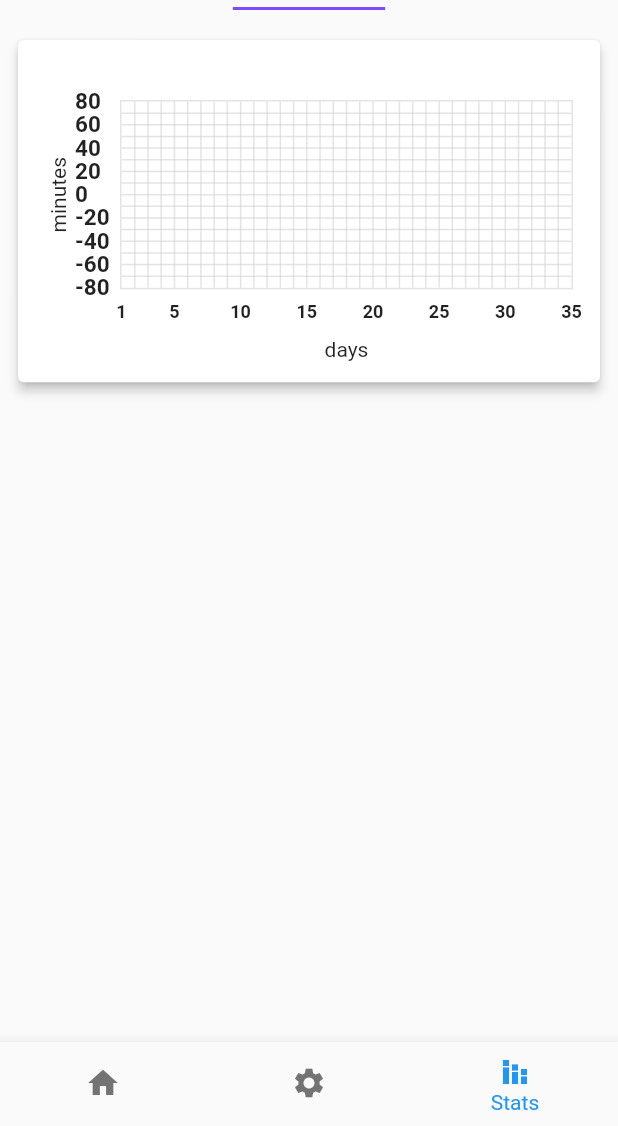
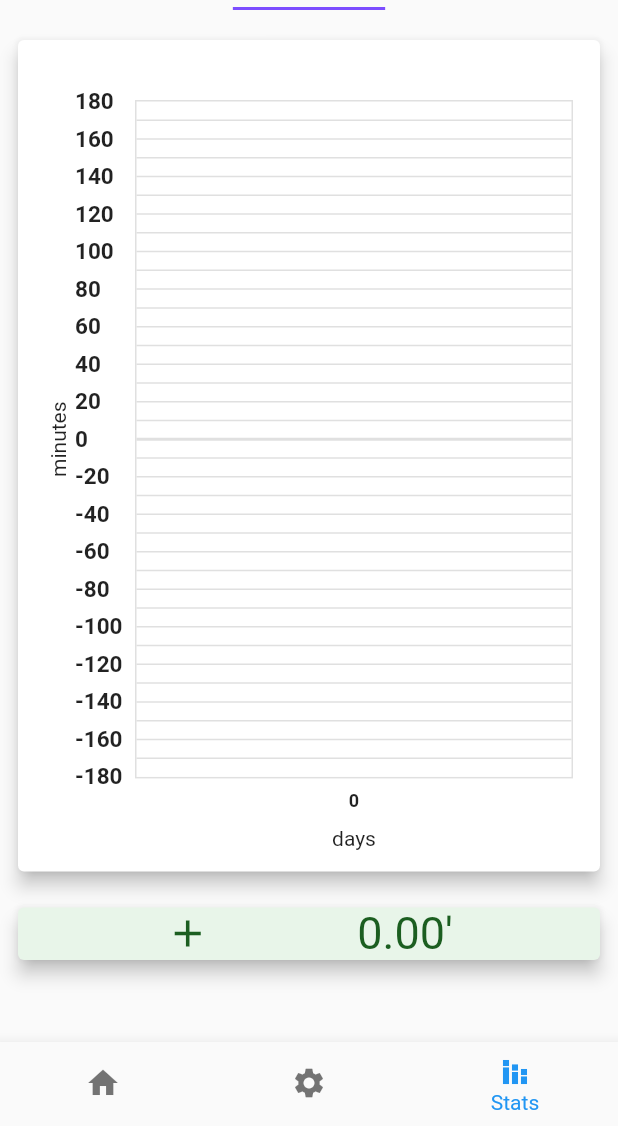
Before and after one commit to macik1423/job_timer, a Flutter app: the screen it shows after launch, item 3 of the bottom bar chosen, on a phone screen of 412 x 824 dp, the part 110-1236 px from its top. Run offline on Flutter 3.47's test engine with Material 2 defaults, Android fonts, the phone set to English and light mode, and no system bars; drawn by our look-alikes of fl_chart; our stand-ins replace bloc, equatable, flutter_bloc, formz, hive, hive_flutter and 2 more; accounts and stored records are empty; Roboto replaces fonts that are missing (Ubuntu).

Commit message:
Fixed format text in addForm inputs, Changed type of chart, Added hiding floating action button,

```diff
--- a/lib/cubit/shift/shift_state.dart
+++ b/lib/cubit/shift/shift_state.dart
@@ -40,7 +40,7 @@ class ShiftState extends Equatable {
       ShiftState.fromMap(json.decode(source));
 }
 
-// zamianiec to na dodanie pola w ShiftState -> ShiftStateStatus
+//TODO zamianiec to na dodanie pola w ShiftState -> ShiftStateStatus
 class InitialShiftState extends ShiftState {
   const InitialShiftState({
     required Shift shift,
--- a/lib/model/add_form/shift_input.dart
+++ b/lib/model/add_form/shift_input.dart
@@ -24,4 +24,9 @@ class ShiftDateInput extends Equatable {
 
   @override
   List<Object?> get props => [year, month, day];
+
+  @override
+  String toString() {
+    return day;
+  }
 }
--- a/lib/screen/statistics/chart.dart
+++ b/lib/screen/statistics/chart.dart
@@ -12,25 +12,20 @@ class Chart extends StatefulWidget {
 }
 
 class _ChartState extends State<Chart> {
-  List<Color> gradientColors = [
-    const Color(0xff23b6e6),
-    const Color(0xff02d39a),
-  ];
-
-  final axisHelperColor = const Color(0x80cacaca);
+  final axisHelperColor = Colors.grey[300];
 
   @override
   Widget build(BuildContext context) {
     return Stack(
       children: <Widget>[
         Card(
-          elevation: 3,
+          elevation: 5,
           child: AspectRatio(
-            aspectRatio: 1.70,
+            aspectRatio: 0.70,
             child: Padding(
               padding: const EdgeInsets.only(
                   right: 18.0, left: 18.0, top: 40, bottom: 12),
-              child: LineChart(
+              child: BarChart(
                 mainData(),
               ),
             ),
@@ -66,21 +61,17 @@ class _ChartState extends State<Chart> {
     );
   }
 
-  LineChartData mainData() {
+  BarChartData mainData() {
     const cutOffYValue = 0.0;
-    return LineChartData(
+    return BarChartData(
       gridData: FlGridData(
         show: true,
-        drawVerticalLine: true,
+        drawVerticalLine: false,
         horizontalInterval: 10,
-        verticalInterval: 1,
         getDrawingHorizontalLine: (value) {
-          return FlLine(
-            color: axisHelperColor,
-            strokeWidth: 1,
-          );
-        },
-        getDrawingVerticalLine: (value) {
+          if (value == 0) {
+            return FlLine(color: Colors.grey[300], strokeWidth: 2);
+          }
           return FlLine(
             color: axisHelperColor,
             strokeWidth: 1,
@@ -115,58 +106,57 @@ class _ChartState extends State<Chart> {
             showTitles: true,
             interval: 20,
             getTitlesWidget: leftTitleWidgets,
-            reservedSize: 30,
+            reservedSize: 40,
           ),
         ),
       ),
       borderData: FlBorderData(
         show: true,
         border: Border.all(
-          color: axisHelperColor,
+          color: axisHelperColor!,
           width: 1,
         ),
       ),
-      minX: 1,
-      maxX: 35,
-      minY: -80,
-      maxY: 80,
-      lineBarsData: [
-        LineChartBarData(
-          spots: widget.shifts.map(
-            (shift) {
-              final diff = shift.end!
-                      .subtract(const Duration(hours: 8))
-                      .difference(shift.start!)
-                      .inSeconds /
-                  60;
-              return FlSpot(shift.start!.day * 1.0, diff);
-            },
-          ).toList(),
-          isCurved: true,
-          gradient: LinearGradient(
-            colors: gradientColors,
-            begin: Alignment.centerLeft,
-            end: Alignment.centerRight,
-          ),
-          barWidth: 3,
-          isStrokeCapRound: true,
-          dotData: FlDotData(
-            show: false,
-          ),
-          aboveBarData: BarAreaData(
-            show: true,
-            color: Colors.orange.withOpacity(0.5),
-            cutOffY: cutOffYValue,
-            applyCutOffY: true,
-          ),
-          belowBarData: BarAreaData(
-            show: true,
-            color: Colors.green.withOpacity(0.5),
-            cutOffY: cutOffYValue,
-            applyCutOffY: true,
-          ),
-        ),
-      ],
+      minY: -180,
+      maxY: 180,
+      baselineY: cutOffYValue,
+      barGroups: getData().isNotEmpty ? getData() : getEmptyData(),
     );
   }
+
+  List<BarChartGroupData> getEmptyData() {
+    return [
+      BarChartGroupData(
+        x: 0,
+        barsSpace: 2,
+        barRods: [
+          BarChartRodData(
+            toY: 0,
+            borderRadius: const BorderRadius.all(Radius.zero),
+          ),
+        ],
+      )
+    ];
+  }
+
+  List<BarChartGroupData> getData() {
+    return widget.shifts.map((s) {
+      final diff = s.end!
+              .subtract(const Duration(hours: 8))
+              .difference(s.start!)
+              .inSeconds /
+          60;
+      return BarChartGroupData(
+        x: s.start!.day,
+        barsSpace: 2,
+        barRods: [
+          BarChartRodData(
+            color: diff > 0 ? Colors.green[300] : Colors.pink[300],
+            toY: diff,
+            borderRadius: const BorderRadius.all(Radius.zero),
+          ),
+        ],
+      );
+    }).toList();
+  }
 }
--- a/lib/screen/statistics/statistics_screen.dart
+++ b/lib/screen/statistics/statistics_screen.dart
@@ -3,6 +3,7 @@ import 'package:flutter_bloc/flutter_bloc.dart';
 import 'package:intl/intl.dart';
 
 import '../../bloc/repo/repo_bloc.dart';
+import '../../model/shift.dart';
 import 'chart.dart';
 
 class StatisticsScreen extends StatefulWidget {
@@ -14,6 +15,7 @@ class StatisticsScreen extends StatefulWidget {
 
 class _StatisticsScreenState extends State<StatisticsScreen> {
   String selectedMonth = DateFormat("MMMM").format(DateTime.now());
+
   @override
   Widget build(BuildContext context) {
     final List<String> months = [
@@ -56,34 +58,6 @@ class _StatisticsScreenState extends State<StatisticsScreen> {
               },
             ),
           ),
-          // BlocBuilder<RepoBloc, RepoState>(
-          //   bloc: context.read<RepoBloc>(),
-          //   builder: (context, state) {
-          //     if (state.status == RepoStateStatus.success) {
-          //       final numOfMonth =
-          //           DateFormat("MMMM").parse(selectedValue).month;
-          //       final shifts = state.shifts.where((shift) {
-          //         return shift.start?.month == numOfMonth;
-          //       }).toList();
-          //       if (shifts.isNotEmpty) {
-          //         shifts.sort(((a, b) => b.start!.compareTo(a.start!)));
-          //       }
-          //       final summary = _getSummary(shifts);
-          //       return Column(
-          //         children: [
-          //           Text("Summary: $summary minutes"),
-          //           FittedBox(
-          //             child: ShiftsList(
-          //               shifts: shifts,
-          //               press: (Shift shift) {},
-          //             ),
-          //           ),
-          //         ],
-          //       );
-          //     }
-          //     return Text('dupa');
-          //   },
-          // ),
           BlocBuilder<RepoBloc, RepoState>(
             bloc: context.read<RepoBloc>(),
             builder: (context, state) {
@@ -93,10 +67,29 @@ class _StatisticsScreenState extends State<StatisticsScreen> {
                 final shiftsInMonth = state.shifts.where((shift) {
                   return shift.start?.month == numOfMonth;
                 }).toList();
-                shiftsInMonth.sort(((a, b) => b.start!.compareTo(a.start!)));
+                shiftsInMonth
+                    .sort(((a, b) => a.start!.day.compareTo(b.start!.day)));
                 return Padding(
                   padding: const EdgeInsets.all(8.0),
                   child: Chart(shifts: shiftsInMonth),
+                );
+              } else {
+                return const Text("dupa");
+              }
+            },
+          ),
+          BlocBuilder<RepoBloc, RepoState>(
+            builder: (context, state) {
+              if (state.status == RepoStateStatus.success) {
+                final numOfMonth =
+                    DateFormat("MMMM").parse(selectedMonth).month;
+                final shiftsInMonth = state.shifts.where((shift) {
+                  return shift.start?.month == numOfMonth;
+                }).toList();
+                final sum = _sumShifts(shiftsInMonth);
+                return Padding(
+                  padding: const EdgeInsets.all(8.0),
+                  child: Summary(sum),
                 );
               } else {
                 return const Text("dupa");
@@ -108,15 +101,95 @@ class _StatisticsScreenState extends State<StatisticsScreen> {
     );
   }
 
-  // double _getSummary(List<Shift> shifts) {
-  //   return shifts.fold<double>(
-  //       0,
-  //       (p, s) =>
-  //           p +
-  //           s.end!
-  //                   .subtract(const Duration(hours: 8))
-  //                   .difference(s.start!)
-  //                   .inSeconds /
-  //               60);
-  // }
+  double _sumShifts(List<Shift> shifts) {
+    return shifts.fold<double>(
+        0,
+        (p, s) =>
+            p +
+            s.end!
+                    .subtract(const Duration(hours: 8))
+                    .difference(s.start!)
+                    .inSeconds /
+                60);
+  }
 }
+
+abstract class Summary extends StatelessWidget {
+  factory Summary(double value) {
+    if (value < 0) {
+      return NegativeSummary(sum: value);
+    } else {
+      return PositiveSummary(sum: value);
+    }
+  }
+}
+
+class PositiveSummary extends StatelessWidget implements Summary {
+  const PositiveSummary({
+    Key? key,
+    required this.sum,
+  }) : super(key: key);
+
+  final double sum;
+
+  @override
+  Widget build(BuildContext context) {
+    const double _size = 30;
+    return Card(
+      color: Colors.green[50],
+      elevation: 5,
+      child: Row(
+        mainAxisAlignment: MainAxisAlignment.spaceEvenly,
+        children: [
+          Icon(
+            Icons.add,
+            color: Colors.green[900],
+            size: _size,
+          ),
+          Text(
+            sum.abs().toStringAsFixed(2) + "'",
+            style: TextStyle(
+              fontSize: _size,
+              color: Colors.green[900],
+            ),
+          ),
+        ],
+      ),
+    );
+  }
+}
+
+class NegativeSummary extends StatelessWidget implements Summary {
+  const NegativeSummary({
+    Key? key,
+    required this.sum,
+  }) : super(key: key);
+
+  final double sum;
+
+  @override
+  Widget build(BuildContext context) {
+    const double _size = 30;
+    return Card(
+      color: Colors.pink[50],
+      elevation: 5,
+      child: Row(
+        mainAxisAlignment: MainAxisAlignment.spaceEvenly,
+        children: [
+          Icon(
+            Icons.remove,
+            color: Colors.red[900],
+            size: _size,
+          ),
+          Text(
+            sum.abs().toStringAsFixed(2) + "'",
+            style: TextStyle(
+              color: Colors.red[900],
+              fontSize: _size,
+            ),
+          ),
+        ],
+      ),
+    );
+  }
+}
--- a/lib/time_util.dart
+++ b/lib/time_util.dart
@@ -4,7 +4,7 @@ class TimeUtil {
   /// return date in format HH:mm:ss
   static String formatDateTime(DateTime? dateTime) {
     if (dateTime == null) {
-      return 'Brak daty';
+      return '__:__:__';
     }
     return DateFormat('HH:mm:ss').format(dateTime);
   }
@@ -12,7 +12,7 @@ class TimeUtil {
   /// return date in format: dd.mm.yyyy
   static String formatDate(DateTime? dateTime) {
     if (dateTime == null) {
-      return 'Brak daty';
+      return '__:__:__';
     }
     return DateFormat('dd-MM-yyyy').format(dateTime);
   }
--- a/lib/widgets/shift_card.dart
+++ b/lib/widgets/shift_card.dart
@@ -20,6 +20,7 @@ class ShiftCard extends StatelessWidget {
     return Padding(
       padding: const EdgeInsets.fromLTRB(80, 10, 80, 10),
       child: Card(
+        elevation: 5,
         clipBehavior: Clip.antiAlias,
         color: color,
         child: Column(
--- a/lib/widgets/shifts_list.dart
+++ b/lib/widgets/shifts_list.dart
@@ -52,7 +52,7 @@ class ShiftsList extends StatelessWidget {
                 alignment: Alignment.center,
                 color: diff! < 0 ? Colors.pink[50] : Colors.green[50],
                 child: Text(
-                  "${(diff / 60).toString()}'",
+                  "${(diff / 60).toStringAsFixed(2)}'",
                   style: const TextStyle(fontWeight: FontWeight.w500),
                 ),
               ),
```
Also changed, not shown: lib/docu.txt (deleted, +0 -9 lines), lib/screen/home/home.dart (+8 -4 lines), lib/screen/settings/add_form.dart (+6 -4 lines), lib/screen/settings/settings_screen.dart (+36 -1 lines), lib/time_of_day_converter.dart (added, +9 -0 lines), lib/widgets/clock.dart (+13 -3 lines), pubspec.lock.
